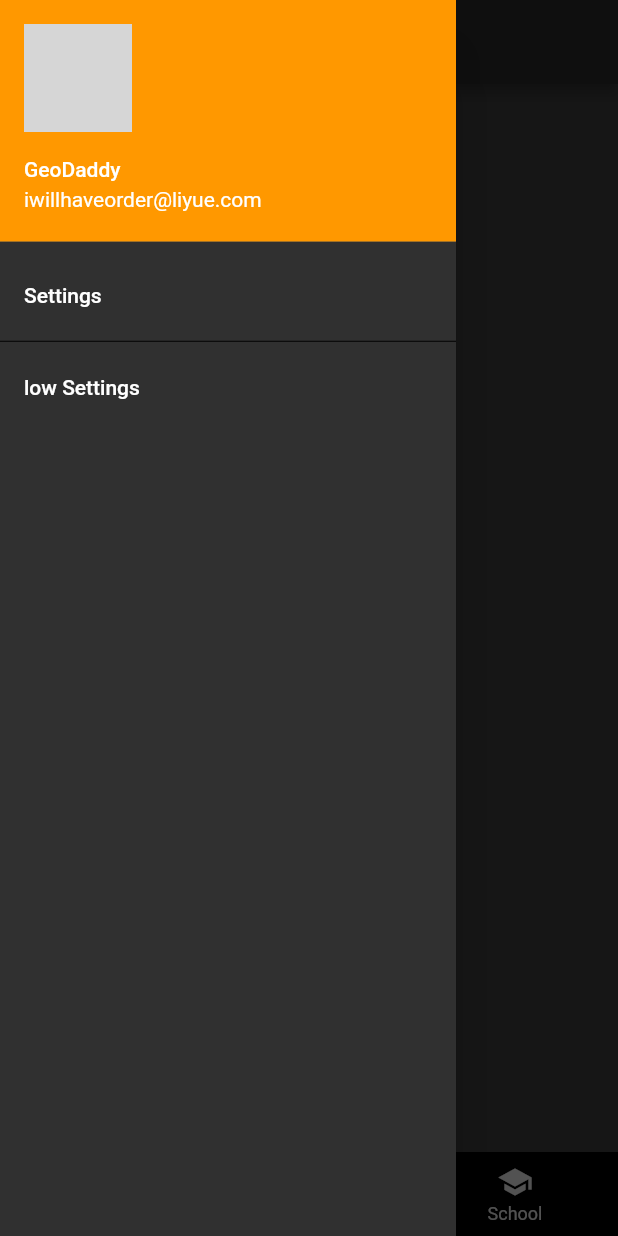
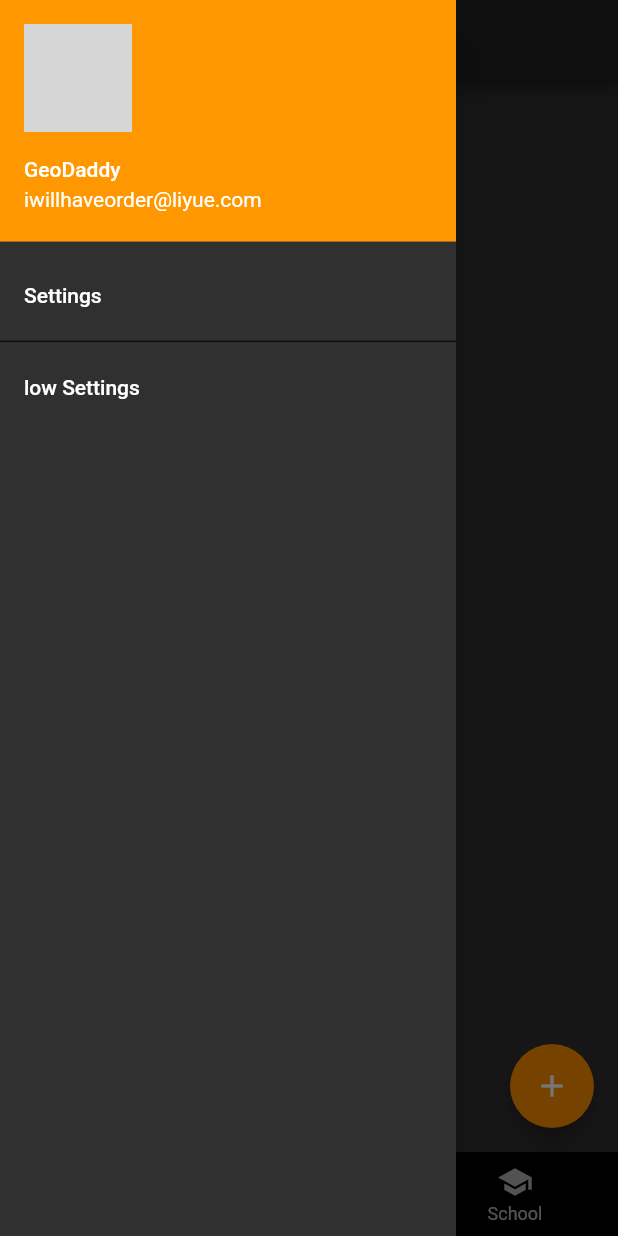
Before and after one commit to AA-powerful-Team/MobileDevices, a Flutter app: the screen it shows after launch, with the side drawer open, on a phone screen of 412 x 824 dp. Run offline on Flutter 3.47's test engine with Material 2 defaults, Android fonts, the phone set to English and light mode, and no system bars; our stand-ins replace cloud_firestore, firebase_core; accounts and stored records are empty; network calls fail; grey boxes are pictures that could not be loaded.

Commit message:
added action button

```diff
--- a/gi_social_app/lib/home.dart
+++ b/gi_social_app/lib/home.dart
@@ -20,6 +20,7 @@ class _HomeScreenState extends State<HomeScreen> {
 
     final tabs = [
       HomeTabContent(db: db),
+      SettingsScreen(),
       SettingsScreen(),
     ];
 
@@ -66,6 +67,13 @@ class _HomeScreenState extends State<HomeScreen> {
         ),
       ),
       body: tabs[_selectedIndex],
+      floatingActionButton: FloatingActionButton(
+        onPressed: () {
+
+        },
+        child: Icon(Icons.add),
+        backgroundColor: Colors.amber[800],
+      ),
       bottomNavigationBar: BottomNavigationBar(
         backgroundColor: Colors.black,
         type: BottomNavigationBarType.fixed,
```
